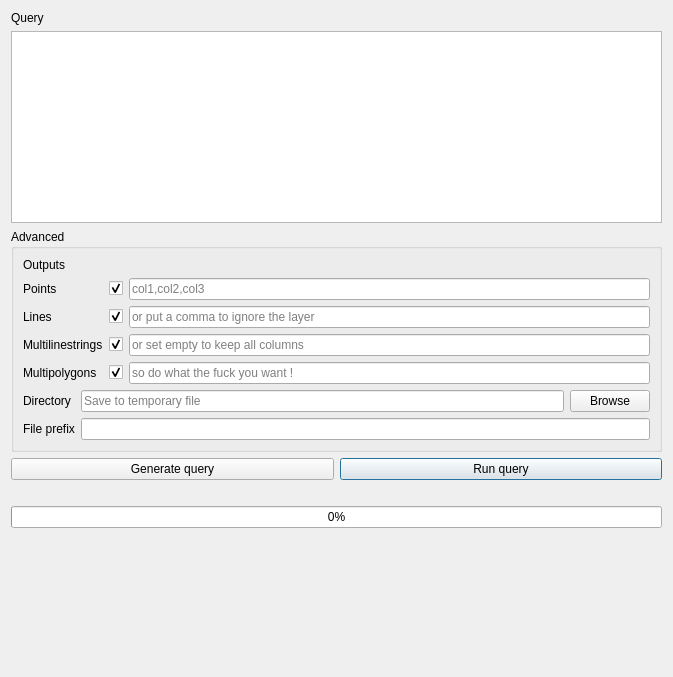
This is ui/query.ui in 3liz/QuickOSM as Qt 5 draws it before an edit. The edited form follows.
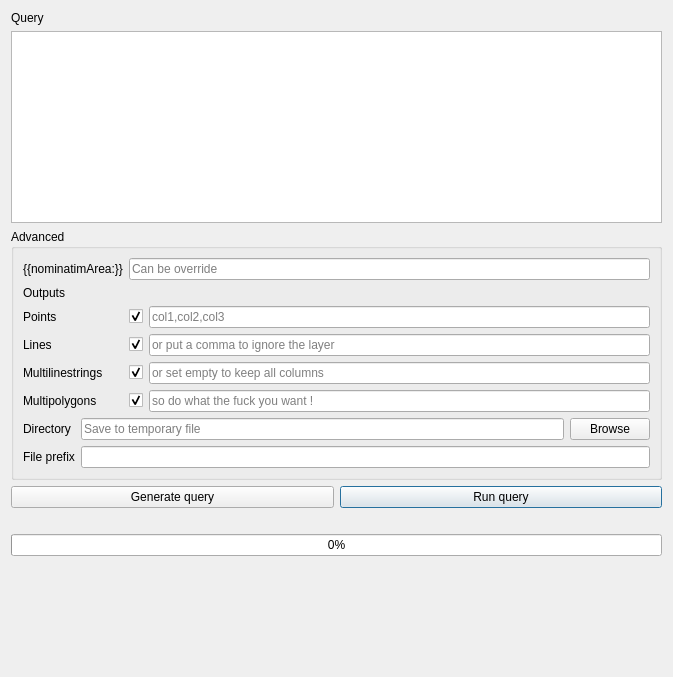
This is the edited form. Custom widgets are drawn as their Qt base class.

Commit message: nominatim override in query

```diff
--- a/ui/query.ui
+++ b/ui/query.ui
@@ -38,14 +38,14 @@
         <property name="fieldGrowthPolicy">
          <enum>QFormLayout::ExpandingFieldsGrow</enum>
         </property>
-        <item row="1" column="0">
+        <item row="2" column="0">
          <widget class="QLabel" name="label_10">
           <property name="text">
            <string>Points</string>
           </property>
          </widget>
         </item>
-        <item row="1" column="1">
+        <item row="2" column="1">
          <layout class="QHBoxLayout" name="horizontalLayout_4">
           <item>
            <widget class="QCheckBox" name="checkBox_points">
@@ -66,7 +66,7 @@
           </item>
          </layout>
         </item>
-        <item row="2" column="1">
+        <item row="3" column="1">
          <layout class="QHBoxLayout" name="horizontalLayout_6">
           <item>
            <widget class="QCheckBox" name="checkBox_lines">
@@ -87,14 +87,14 @@
           </item>
          </layout>
         </item>
-        <item row="2" column="0">
+        <item row="3" column="0">
          <widget class="QLabel" name="label_11">
           <property name="text">
            <string>Lines</string>
           </property>
          </widget>
         </item>
-        <item row="3" column="1">
+        <item row="4" column="1">
          <layout class="QHBoxLayout" name="horizontalLayout_7">
           <item>
            <widget class="QCheckBox" name="checkBox_linestrings">
@@ -115,14 +115,14 @@
           </item>
          </layout>
         </item>
-        <item row="3" column="0">
+        <item row="4" column="0">
          <widget class="QLabel" name="label_14">
           <property name="text">
            <string>Multilinestrings</string>
           </property>
          </widget>
         </item>
-        <item row="4" column="1">
+        <item row="5" column="1">
          <layout class="QHBoxLayout" name="horizontalLayout_8">
           <item>
            <widget class="QCheckBox" name="checkBox_multipolygons">
@@ -143,20 +143,34 @@
           </item>
          </layout>
         </item>
-        <item row="4" column="0">
+        <item row="5" column="0">
          <widget class="QLabel" name="label_12">
           <property name="text">
            <string>Multipolygons</string>
           </property>
          </widget>
         </item>
-        <item row="0" column="0">
+        <item row="1" column="0">
          <widget class="QLabel" name="label_3">
           <property name="text">
            <string>Outputs</string>
           </property>
          </widget>
         </item>
+        <item row="0" column="0">
+         <widget class="QLabel" name="label_2">
+          <property name="text">
+           <string>{{nominatimArea:}}</string>
+          </property>
+         </widget>
+        </item>
+        <item row="0" column="1">
+         <widget class="QLineEdit" name="lineEdit_nominatim">
+          <property name="placeholderText">
+           <string>Can be override</string>
+          </property>
+         </widget>
+        </item>
        </layout>
       </item>
       <item>
```
The commit also changes 6 other files.
